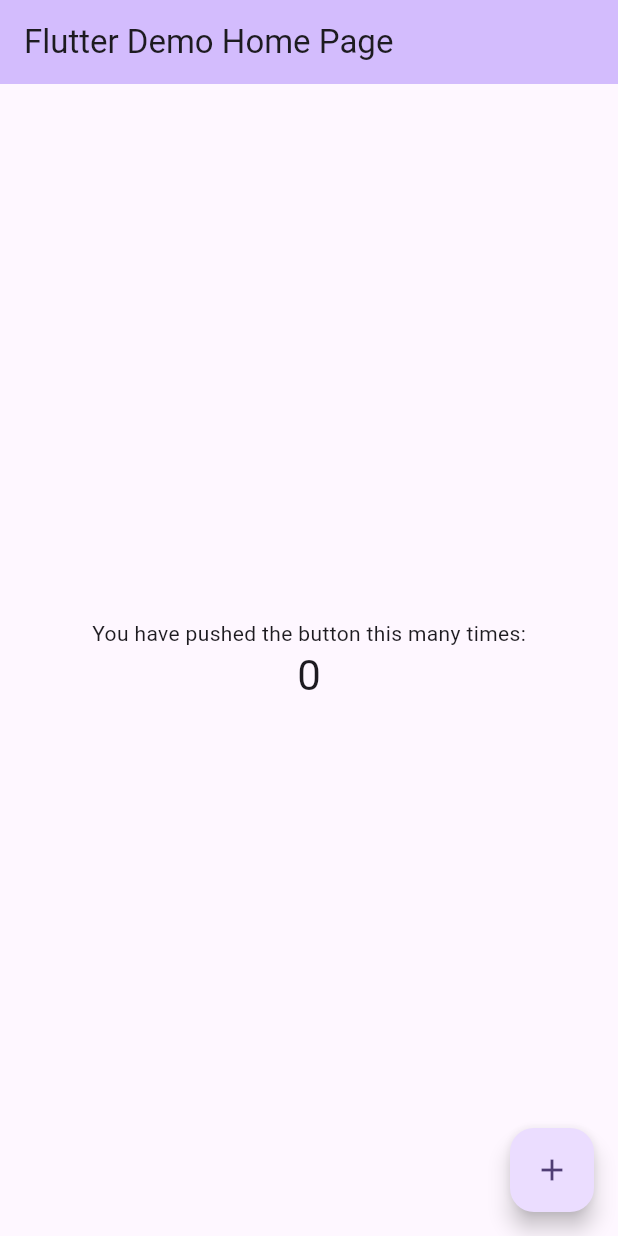
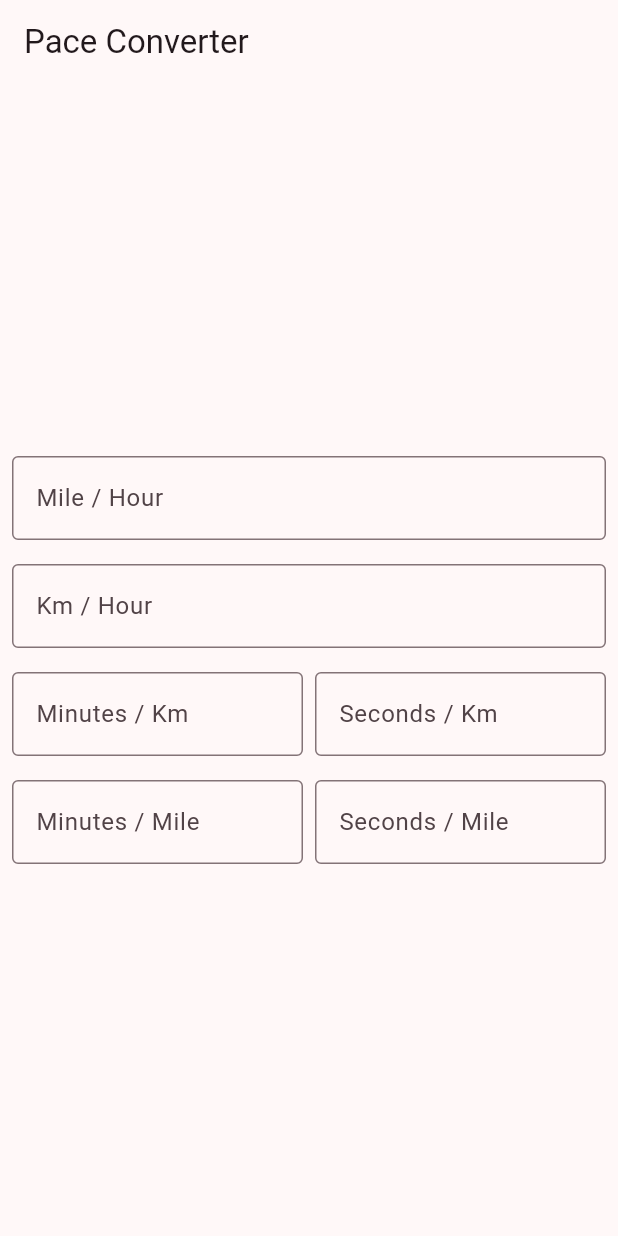
Before and after one commit to kungchidda/pace_converter, a Flutter app: the screen it shows after launch, on a phone screen of 412 x 824 dp. Run offline on Flutter 3.47's test engine with Material 3 defaults, Android fonts, the light colour scheme and no system bars.

Commit message:
version 1

```diff
--- a/lib/main.dart
+++ b/lib/main.dart
@@ -7,46 +7,22 @@
 class MyApp extends StatelessWidget {
   const MyApp({super.key});
 
-  // This widget is the root of your application.
   @override
   Widget build(BuildContext context) {
     return MaterialApp(
-      title: 'Flutter Demo',
+      title: 'Pace Converter',
       theme: ThemeData(
-        // This is the theme of your application.
-        //
-        // TRY THIS: Try running your application with "flutter run". You'll see
-        // the application has a purple toolbar. Then, without quitting the app,
-        // try changing the seedColor in the colorScheme below to Colors.green
-        // and then invoke "hot reload" (save your changes or press the "hot
-        // reload" button in a Flutter-supported IDE, or press "r" if you used
-        // the command line to start the app).
-        //
-        // Notice that the counter didn't reset back to zero; the application
-        // state is not lost during the reload. To reset the state, use hot
-        // restart instead.
-        //
-        // This works for code too, not just values: Most code changes can be
-        // tested with just a hot reload.
-        colorScheme: ColorScheme.fromSeed(seedColor: Colors.deepPurple),
+        colorScheme: ColorScheme.fromSeed(seedColor: Colors.transparent),
         useMaterial3: true,
       ),
-      home: const MyHomePage(title: 'Flutter Demo Home Page'),
+      home: const MyHomePage(title: 'Pace Converter'),
+      debugShowCheckedModeBanner: false,
     );
   }
 }
 
 class MyHomePage extends StatefulWidget {
   const MyHomePage({super.key, required this.title});
-
-  // This widget is the home page of your application. It is stateful, meaning
-  // that it has a State object (defined below) that contains fields that affect
-  // how it looks.
-
-  // This class is the configuration for the state. It holds the values (in this
-  // case the title) provided by the parent (in this case the App widget) and
-  // used by the build method of the State. Fields in a Widget subclass are
-  // always marked "final".
 
   final String title;
 
@@ -55,71 +31,259 @@
 }
 
 class _MyHomePageState extends State<MyHomePage> {
-  int _counter = 0;
+  final TextEditingController _controller1 = TextEditingController();
+  final TextEditingController _controller2 = TextEditingController();
+  final TextEditingController _minuteController3 = TextEditingController();
+  final TextEditingController _secondController3 = TextEditingController();
+  final TextEditingController _minuteController4 = TextEditingController();
+  final TextEditingController _secondController4 = TextEditingController();
 
-  void _incrementCounter() {
+  final FocusNode _focusNode1 = FocusNode();
+  final FocusNode _focusNode2 = FocusNode();
+  final FocusNode _focusNode3 = FocusNode();
+  final FocusNode _focusNode4 = FocusNode();
+  final FocusNode _focusNode5 = FocusNode();
+  final FocusNode _focusNode6 = FocusNode();
+
+  @override
+  void initState() {
+    super.initState();
+
+    _focusNode1.addListener(() {
+      if (!_focusNode1.hasFocus) {
+        _calculateValues('milePerHour');
+      }
+    });
+
+    _focusNode2.addListener(() {
+      if (!_focusNode2.hasFocus) {
+        _calculateValues('kmPerHour');
+      }
+    });
+
+    _focusNode3.addListener(() {
+      if (!_focusNode3.hasFocus) {
+        _calculateValues('minutePerKm');
+      }
+    });
+
+    _focusNode4.addListener(() {
+      if (!_focusNode4.hasFocus) {
+        _calculateValues('minutePerKm');
+      }
+    });
+
+    _focusNode5.addListener(() {
+      if (!_focusNode5.hasFocus) {
+        _calculateValues('minutePerMile');
+      }
+    });
+
+    _focusNode6.addListener(() {
+      if (!_focusNode6.hasFocus) {
+        _calculateValues('minutePerMile');
+      }
+    });
+  }
+
+  @override
+  void dispose() {
+    _controller1.dispose();
+    _controller2.dispose();
+    _minuteController3.dispose();
+    _secondController3.dispose();
+    _minuteController4.dispose();
+    _secondController4.dispose();
+
+    _focusNode1.dispose();
+    _focusNode2.dispose();
+    _focusNode3.dispose();
+    _focusNode4.dispose();
+    _focusNode5.dispose();
+    _focusNode6.dispose();
+
+    super.dispose();
+  }
+
+  void _calculateValues(String changedField) {
     setState(() {
-      // This call to setState tells the Flutter framework that something has
-      // changed in this State, which causes it to rerun the build method below
-      // so that the display can reflect the updated values. If we changed
-      // _counter without calling setState(), then the build method would not be
-      // called again, and so nothing would appear to happen.
-      _counter++;
+      double milePerHour = double.tryParse(_controller1.text.isEmpty ? '0' : _controller1.text) ?? 0.0;
+      double kmPerHour = double.tryParse(_controller2.text.isEmpty ? '0' : _controller2.text) ?? 0.0;
+      double minutePerKm = (double.tryParse(_minuteController3.text.isEmpty ? '0' : _minuteController3.text) ?? 0.0) +
+          (double.tryParse(_secondController3.text.isEmpty ? '0' : _secondController3.text) ?? 0.0) / 60;
+      double minutePerMile = (double.tryParse(_minuteController4.text.isEmpty ? '0' : _minuteController4.text) ?? 0.0) +
+          (double.tryParse(_secondController4.text.isEmpty ? '0' : _secondController4.text) ?? 0.0) / 60;
+
+      switch (changedField) {
+        case 'milePerHour':
+          if (milePerHour > 0) {
+            kmPerHour = milePerHour * 1.60934;
+            minutePerKm = 60 / kmPerHour;
+            minutePerMile = 60 / milePerHour;
+          }
+          break;
+        case 'kmPerHour':
+          if (kmPerHour > 0) {
+            milePerHour = kmPerHour / 1.60934;
+            minutePerKm = 60 / kmPerHour;
+            minutePerMile = 60 / milePerHour;
+          }
+          break;
+        case 'minutePerKm':
+          if (minutePerKm > 0) {
+            kmPerHour = 60 / minutePerKm;
+            milePerHour = kmPerHour / 1.60934;
+            minutePerMile = 60 / milePerHour;
+          }
+          break;
+        case 'minutePerMile':
+          if (minutePerMile > 0) {
+            milePerHour = 60 / minutePerMile;
+            kmPerHour = milePerHour * 1.60934;
+            minutePerKm = 60 / kmPerHour;
+          }
+          break;
+      }
+
+      // Update the text fields with the calculated values
+      if (changedField != 'milePerHour') {
+        _controller1.text = milePerHour.toStringAsFixed(2);
+      }
+      if (changedField != 'kmPerHour') {
+        _controller2.text = kmPerHour.toStringAsFixed(2);
+      }
+      if (changedField != 'minutePerKm') {
+        int minutesKm = minutePerKm.floor();
+        int secondsKm = ((minutePerKm - minutesKm) * 60).round();
+        _minuteController3.text = minutesKm.toString();
+        _secondController3.text = secondsKm.toString();
+      }
+      if (changedField != 'minutePerMile') {
+        int minutesMile = minutePerMile.floor();
+        int secondsMile = ((minutePerMile - minutesMile) * 60).round();
+        _minuteController4.text = minutesMile.toString();
+        _secondController4.text = secondsMile.toString();
+      }
     });
   }
 
   @override
   Widget build(BuildContext context) {
-    // This method is rerun every time setState is called, for instance as done
-    // by the _incrementCounter method above.
-    //
-    // The Flutter framework has been optimized to make rerunning build methods
-    // fast, so that you can just rebuild anything that needs updating rather
-    // than having to individually change instances of widgets.
     return Scaffold(
       appBar: AppBar(
-        // TRY THIS: Try changing the color here to a specific color (to
-        // Colors.amber, perhaps?) and trigger a hot reload to see the AppBar
-        // change color while the other colors stay the same.
-        backgroundColor: Theme.of(context).colorScheme.inversePrimary,
-        // Here we take the value from the MyHomePage object that was created by
-        // the App.build method, and use it to set our appbar title.
+        backgroundColor: Theme.of(context).scaffoldBackgroundColor,
+        elevation: 0,
         title: Text(widget.title),
       ),
-      body: Center(
-        // Center is a layout widget. It takes a single child and positions it
-        // in the middle of the parent.
+      body: GestureDetector(
+        behavior: HitTestBehavior.opaque, // Ensures the GestureDetector covers the entire area
+        onTap: () {
+          FocusScope.of(context).unfocus(); // Dismiss the keyboard
+        },
+        child: Center(
           child: Column(
-          // Column is also a layout widget. It takes a list of children and
-          // arranges them vertically. By default, it sizes itself to fit its
-          // children horizontally, and tries to be as tall as its parent.
-          //
-          // Column has various properties to control how it sizes itself and
-          // how it positions its children. Here we use mainAxisAlignment to
-          // center the children vertically; the main axis here is the vertical
-          // axis because Columns are vertical (the cross axis would be
-          // horizontal).
-          //
-          // TRY THIS: Invoke "debug painting" (choose the "Toggle Debug Paint"
-          // action in the IDE, or press "p" in the console), to see the
-          // wireframe for each widget.
             mainAxisAlignment: MainAxisAlignment.center,
             children: <Widget>[
-            const Text(
-              'You have pushed the button this many times:',
+              Padding(
+                padding: const EdgeInsets.all(8.0),
+                child: Row(
+                  children: [
+                    Expanded(
+                      child: TextField(
+                        controller: _controller1,
+                        focusNode: _focusNode1,
+                        decoration: const InputDecoration(
+                          border: OutlineInputBorder(),
+                          labelText: 'Mile / Hour',
                         ),
-            Text(
-              '$_counter',
-              style: Theme.of(context).textTheme.headlineMedium,
+                        keyboardType: const TextInputType.numberWithOptions(decimal: true),
+                      ),
                     ),
                   ],
                 ),
               ),
-      floatingActionButton: FloatingActionButton(
-        onPressed: _incrementCounter,
-        tooltip: 'Increment',
-        child: const Icon(Icons.add),
-      ), // This trailing comma makes auto-formatting nicer for build methods.
+              Padding(
+                padding: const EdgeInsets.all(8.0),
+                child: Row(
+                  children: [
+                    Expanded(
+                      child: TextField(
+                        controller: _controller2,
+                        focusNode: _focusNode2,
+                        decoration: const InputDecoration(
+                          border: OutlineInputBorder(),
+                          labelText: 'Km / Hour',
+                        ),
+                        keyboardType: const TextInputType.numberWithOptions(decimal: true),
+                      ),
+                    ),
+                  ],
+                ),
+              ),
+              Padding(
+                padding: const EdgeInsets.all(8.0),
+                child: Row(
+                  children: [
+                    Expanded(
+                      child: TextField(
+                        controller: _minuteController3,
+                        focusNode: _focusNode3,
+                        decoration: const InputDecoration(
+                          border: OutlineInputBorder(),
+                          labelText: 'Minutes / Km',
+                        ),
+                        keyboardType: TextInputType.number,
+                      ),
+                    ),
+                    const SizedBox(width: 8),
+                    Expanded(
+                      child: TextField(
+                        controller: _secondController3,
+                        focusNode: _focusNode4,
+                        decoration: const InputDecoration(
+                          border: OutlineInputBorder(),
+                          labelText: 'Seconds / Km',
+                        ),
+                        keyboardType: TextInputType.number,
+                      ),
+                    ),
+                  ],
+                ),
+              ),
+              Padding(
+                padding: const EdgeInsets.all(8.0),
+                child: Row(
+                  children: [
+                    Expanded(
+                      child: TextField(
+                        controller: _minuteController4,
+                        focusNode: _focusNode5,
+                        decoration: const InputDecoration(
+                          border: OutlineInputBorder(),
+                          labelText: 'Minutes / Mile',
+                        ),
+                        keyboardType: TextInputType.number,
+                      ),
+                    ),
+                    const SizedBox(width: 8),
+                    Expanded(
+                      child: TextField(
+                        controller: _secondController4,
+                        focusNode: _focusNode6,
+                        decoration: const InputDecoration(
+                          border: OutlineInputBorder(),
+                          labelText: 'Seconds / Mile',
+                        ),
+                        keyboardType: TextInputType.number,
+                      ),
+                    ),
+                  ],
+                ),
+              ),
+            ],
+          ),
+        ),
+      ),
     );
   }
 }
```
Lines whose indentation alone changed are shown as unchanged.
